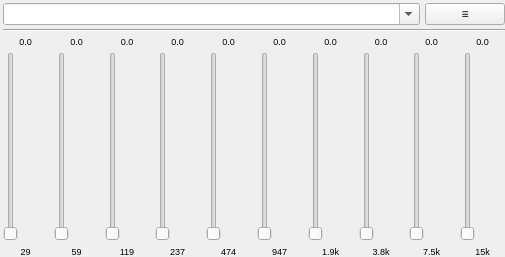
Above: src/Gui/Plugins/Engine/GUI_Equalizer.ui from Inferno214221/sayonara-player before the change. Below: the same form after it.
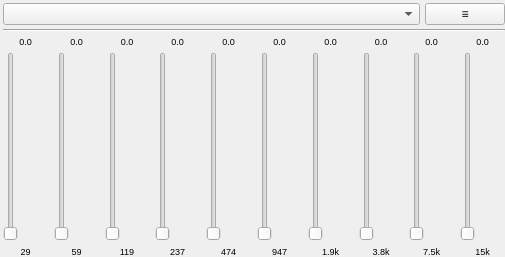
That is the form after the change. Custom widgets are drawn as their Qt base class.

Diff of the .ui file:
```diff
--- a/src/Gui/Plugins/Engine/GUI_Equalizer.ui
+++ b/src/Gui/Plugins/Engine/GUI_Equalizer.ui
@@ -305,9 +305,6 @@
        <property name="focusPolicy">
         <enum>Qt::ClickFocus</enum>
        </property>
-       <property name="editable">
-        <bool>true</bool>
-       </property>
       </widget>
      </item>
      <item>
```
